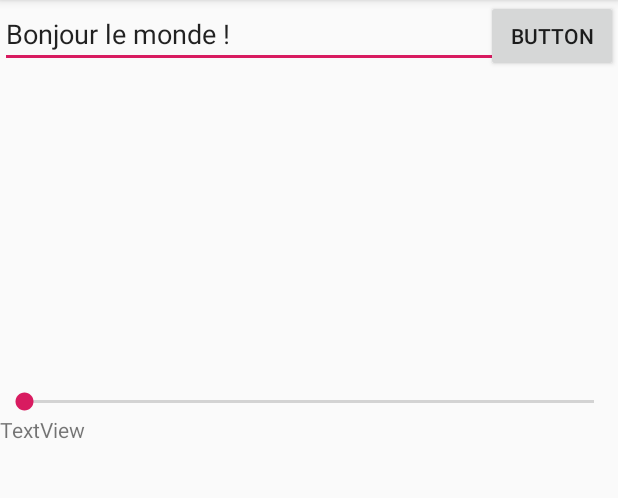
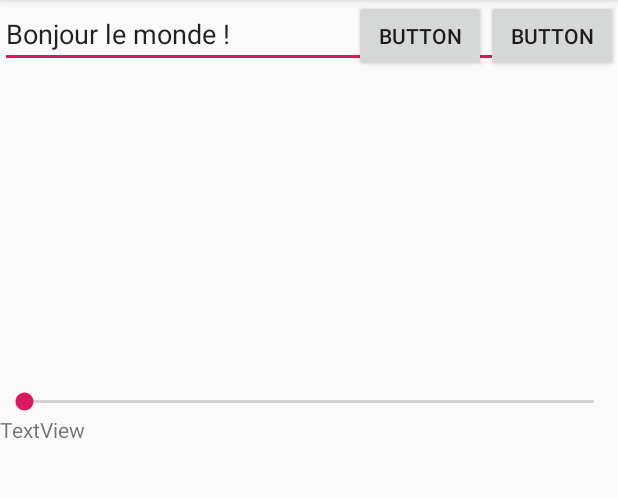
Before and after one commit to greta91-massy-2021/demo-project, an Android app: the screen it shows after launch (MainActivity), after a tap on "BUTTON", on a phone screen of 412 x 824 dp, the part 84-582 px from its top. Run offline under Robolectric (Android 15) with nearby library versions, the phone set to English and light mode, and no system bars.

Commit message:
second button and actionlistener added

```diff
--- a/app/src/main/java/fr/baobab/greta91demo/MainActivity.java
+++ b/app/src/main/java/fr/baobab/greta91demo/MainActivity.java
@@ -6,13 +6,15 @@ import android.os.Bundle;
 import android.view.View;
 import android.widget.Button;
 import android.widget.EditText;
+import android.widget.ImageView;
 
 public class MainActivity extends AppCompatActivity implements View.OnClickListener{
     @Override
     protected void onCreate(Bundle savedInstanceState) {
         super.onCreate(savedInstanceState);
         setContentView(R.layout.complex_layout);
-        final Button button = (Button)findViewById(R.id.button);//récupère le bouton
+        final Button button = (Button)findViewById(R.id.button);//récupère le bouton 1
+        final Button button2 = (Button)findViewById(R.id.button2);//récupère le bouton 2
         //Méthode 1
         /*button.setOnClickListener(new View.OnClickListener(){
             @Override
@@ -30,19 +32,34 @@ public class MainActivity extends AppCompatActivity implements View.OnClickListe
         //button.setOnClickListener(new MyListener());
         //Méthode 3
         button.setOnClickListener(this);
+        button2.setOnClickListener(this);
     }
 
     @Override
     public void onClick(View v) {
-        EditText editText = (EditText) findViewById(R.id.editText);
-        editText.setText("Bonjour le monde !");
+        final int id = v.getId();
+        switch (id){
+            case R.id.button:
+                //traitement pour le bouton 1
+                EditText editText = (EditText) findViewById(R.id.editText);
+                editText.setText("Bonjour le monde !");
+            break;
+            case R.id.button2:
+                //traitement pour le bouton 2
+                ImageView iv = (ImageView) findViewById(R.id.imageView);
+                iv.setImageResource(R.drawable.paris);
+            break;
+            default:
+                //traitement par défaut
+        }
+
     }
 
-    private class MyListener implements View.OnClickListener{
+    /*private class MyListener implements View.OnClickListener{
         @Override
         public void onClick(View v) {
             EditText editText = (EditText) findViewById(R.id.editText);
             editText.setText("Bonjour le monde !");
         }
-    }
+    }*/
 }
--- a/app/src/main/res/layout/complex_layout.xml
+++ b/app/src/main/res/layout/complex_layout.xml
@@ -24,6 +24,13 @@
             android:layout_alignRight="@id/editText"
             android:text="Button" />
 
+        <Button
+            android:id="@+id/button2"
+            android:layout_width="wrap_content"
+            android:layout_height="wrap_content"
+            android:layout_toLeftOf="@id/button"
+            android:text="Button" />
+
         <ImageView
             android:id="@+id/imageView"
             android:layout_width="match_parent"
```
Also changed, not shown: app/src/main/res/drawable/paris.jpg (added).
